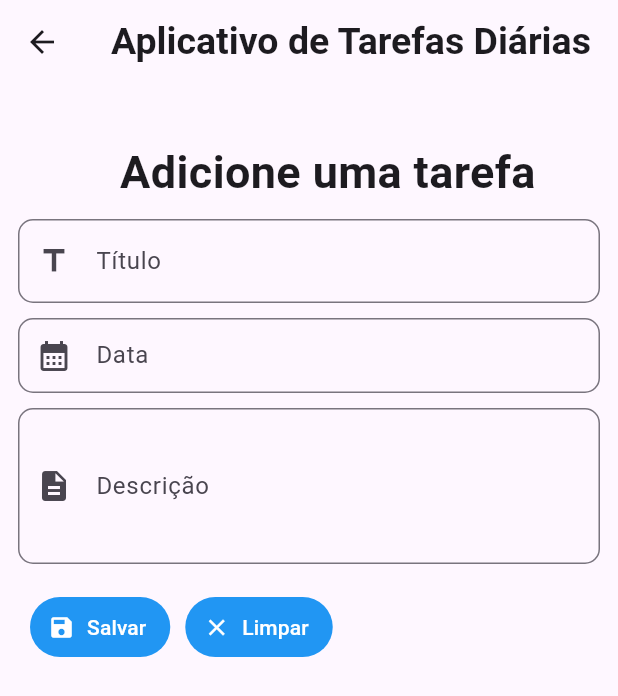
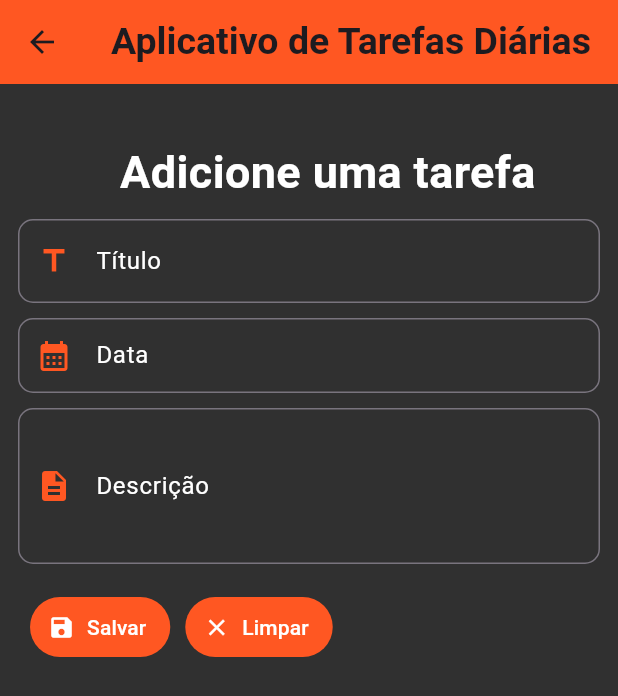
Before and after one commit to DanielNaiff/Aplicativo-de-Tarefas-Di-rias, a Flutter app: the screen it shows after launch, after a tap on the "add" icon, on a phone screen of 412 x 824 dp. Shown: the top 696 px of the screen. Run offline on Flutter 3.47's test engine with Material 3 defaults, Android fonts, the phone set to English and light mode, and no system bars; our stand-ins replace flutter_slidable.

Commit message:
melhorado as cores

```diff
--- a/aplicativo_de_tarefas_diarias/lib/main.dart
+++ b/aplicativo_de_tarefas_diarias/lib/main.dart
@@ -15,7 +15,7 @@
       debugShowCheckedModeBanner: false,
       title: 'Aplicativo de tarefas diarias',
       theme: ThemeData(
-        primarySwatch: Colors.blue,
+        primarySwatch: Colors.deepOrange,
       ),
       home: const Todos_screen(),
     );
--- a/aplicativo_de_tarefas_diarias/lib/screens/creating_todo_screen.dart
+++ b/aplicativo_de_tarefas_diarias/lib/screens/creating_todo_screen.dart
@@ -12,15 +12,21 @@ class _Creating_todo_screenState extends State<Creating_todo_screen> {
   TextEditingController descricao = TextEditingController();
   TextEditingController titulo = TextEditingController();
   TextEditingController data = TextEditingController();
+
   @override
   Widget build(BuildContext context) {
     return Scaffold(
       appBar: AppBar(
+        backgroundColor: Colors.deepOrange, // Cor do AppBar
         title: const Center(
-            child: Text('Aplicativo de Tarefas Diárias',
-                style: TextStyle(fontSize: 25, fontWeight: FontWeight.bold))),
+          child: Text(
+            'Aplicativo de Tarefas Diárias',
+            style: TextStyle(fontSize: 25, fontWeight: FontWeight.bold),
           ),
-      body: Padding(
+        ),
+      ),
+      body: Container(
+        color: Colors.grey[850], // Fundo cinza escuro
         padding: const EdgeInsets.all(12.0),
         child: Column(
           children: [
@@ -28,7 +34,10 @@ class _Creating_todo_screenState extends State<Creating_todo_screen> {
               padding: EdgeInsets.only(left: 25, top: 25),
               child: Text(
                 "Adicione uma tarefa",
-                style: TextStyle(fontSize: 30, fontWeight: FontWeight.bold),
+                style: TextStyle(
+                    fontSize: 30,
+                    fontWeight: FontWeight.bold,
+                    color: Colors.white), // Texto em branco
               ),
             ),
             const SizedBox(height: 10),
@@ -37,29 +46,43 @@ class _Creating_todo_screenState extends State<Creating_todo_screen> {
               decoration: InputDecoration(
                 hintText: 'Digite o título',
                 labelText: 'Título',
-                  prefixIcon: const Icon(Icons.title),
+                labelStyle:
+                    const TextStyle(color: Colors.white), // Cor do label
+                hintStyle:
+                    const TextStyle(color: Colors.white70), // Cor do hint
+                prefixIcon: const Icon(Icons.title,
+                    color: Colors.deepOrange), // Cor do ícone
                 border: OutlineInputBorder(
-                      borderRadius: BorderRadius.circular(10))),
+                  borderRadius: BorderRadius.circular(10),
+                  borderSide:
+                      BorderSide(color: Colors.deepOrange), // Borda do campo
                 ),
-            const SizedBox(
-              height: 10,
               ),
+            ),
+            const SizedBox(height: 10),
             TextFormField(
               controller: data,
               decoration: InputDecoration(
                 constraints: BoxConstraints(maxHeight: 50),
                 hintText: 'Escolha uma data',
                 labelText: 'Data',
-                  prefixIcon: const Icon(Icons.calendar_month),
+                labelStyle: const TextStyle(color: Colors.white),
+                hintStyle: const TextStyle(color: Colors.white70),
+                prefixIcon:
+                    const Icon(Icons.calendar_month, color: Colors.deepOrange),
                 border: OutlineInputBorder(
-                      borderRadius: BorderRadius.circular(10))),
+                  borderRadius: BorderRadius.circular(10),
+                  borderSide: BorderSide(color: Colors.deepOrange),
+                ),
+              ),
               readOnly: true,
               onTap: () async {
                 DateTime? pickedDate = await showDatePicker(
                   context: context,
                   initialDate: DateTime.now(),
                   firstDate: DateTime.now(),
-                    lastDate: DateTime(DateTime.now().year + 1));
+                  lastDate: DateTime(DateTime.now().year + 1),
+                );
                 if (pickedDate != null) {
                   String formatedDate =
                       DateFormat('yyyy-MM-dd').format(pickedDate);
@@ -67,15 +90,12 @@ class _Creating_todo_screenState extends State<Creating_todo_screen> {
                     data.text = formatedDate;
                   });
                 } else {
-                  if (mounted) {}
                   ScaffoldMessenger.of(context).showSnackBar(
                       const SnackBar(content: Text('Data não selecionada!')));
                 }
               },
             ),
-            const SizedBox(
-              height: 10,
-            ),
+            const SizedBox(height: 10),
             TextFormField(
               controller: descricao,
               maxLines: 3,
@@ -83,15 +103,17 @@ class _Creating_todo_screenState extends State<Creating_todo_screen> {
                 constraints: const BoxConstraints(maxHeight: 150),
                 hintText: 'Digite uma descrição',
                 labelText: 'Descrição',
-                prefixIcon: const Icon(Icons.description),
+                labelStyle: const TextStyle(color: Colors.white),
+                hintStyle: const TextStyle(color: Colors.white70),
+                prefixIcon:
+                    const Icon(Icons.description, color: Colors.deepOrange),
                 border: OutlineInputBorder(
                   borderRadius: BorderRadius.circular(10),
+                  borderSide: BorderSide(color: Colors.deepOrange),
                 ),
               ),
             ),
-            const SizedBox(
-              height: 10,
-            ),
+            const SizedBox(height: 10),
             Padding(
               padding: const EdgeInsets.all(8.0),
               child: Row(
@@ -99,7 +121,9 @@ class _Creating_todo_screenState extends State<Creating_todo_screen> {
                 children: [
                   TextButton.icon(
                     style: const ButtonStyle(
-                        backgroundColor: WidgetStatePropertyAll(Colors.blue)),
+                      backgroundColor:
+                          MaterialStatePropertyAll(Colors.deepOrange),
+                    ),
                     onPressed: () {
                       Navigator.pop(context);
                     },
@@ -109,21 +133,18 @@ class _Creating_todo_screenState extends State<Creating_todo_screen> {
                       style: TextStyle(color: Colors.white),
                     ),
                   ),
-                  const SizedBox(
-                    width: 10,
-                  ),
+                  const SizedBox(width: 10),
                   TextButton.icon(
                     style: const ButtonStyle(
-                        backgroundColor: WidgetStatePropertyAll(Colors.blue)),
+                      backgroundColor:
+                          MaterialStatePropertyAll(Colors.deepOrange),
+                    ),
                     onPressed: () {
                       titulo.clear();
                       data.clear();
                       descricao.clear();
                     },
-                    icon: const Icon(
-                      Icons.clear,
-                      color: Colors.white,
-                    ),
+                    icon: const Icon(Icons.clear, color: Colors.white),
                     label: const Text(
                       'Limpar',
                       style: TextStyle(color: Colors.white),
--- a/aplicativo_de_tarefas_diarias/lib/screens/todos_screen.dart
+++ b/aplicativo_de_tarefas_diarias/lib/screens/todos_screen.dart
@@ -14,11 +14,17 @@ class _Todos_screenState extends State<Todos_screen> {
   Widget build(BuildContext context) {
     return Scaffold(
       appBar: AppBar(
+        backgroundColor: Colors.deepOrange, // Cor do AppBar
         title: const Center(
-            child: Text('Aplicativo de Tarefas Diárias',
-                style: TextStyle(fontSize: 25, fontWeight: FontWeight.bold))),
+          child: Text(
+            'Aplicativo de Tarefas Diárias',
+            style: TextStyle(fontSize: 25, fontWeight: FontWeight.bold),
           ),
-      body: Column(
+        ),
+      ),
+      body: Container(
+        color: Colors.grey[850], // Fundo cinza escuro
+        child: Column(
           children: [
             const Padding(
               padding: EdgeInsets.only(left: 15),
@@ -27,14 +33,15 @@ class _Todos_screenState extends State<Todos_screen> {
                 children: [
                   Text(
                     'Lista de tarefas',
-                  style: TextStyle(fontSize: 28, fontWeight: FontWeight.w600),
+                    style: TextStyle(
+                        fontSize: 28,
+                        fontWeight: FontWeight.w600,
+                        color: Colors.white), // Texto em branco
                   ),
                 ],
               ),
             ),
-          const SizedBox(
-            height: 10,
-          ),
+            const SizedBox(height: 10),
             Padding(
               padding: const EdgeInsets.only(left: 10, right: 10),
               child: Column(
@@ -54,24 +61,26 @@ class _Todos_screenState extends State<Todos_screen> {
                             SlidableAction(
                               onPressed: null,
                               backgroundColor: Colors.white,
-                              foregroundColor: Colors.blue,
+                              foregroundColor:
+                                  Colors.deepOrange, // Cor do ícone
                               icon: Icons.delete,
                               label: 'Deletar',
                             )
-                          ]),
+                          ],
+                        ),
                         endActionPane:
                             ActionPane(motion: const ScrollMotion(), children: [
                           SlidableAction(
                             onPressed: (context) {},
                             backgroundColor: Colors.white,
-                          foregroundColor: Colors.blue,
+                            foregroundColor: Colors.deepOrange, // Cor do ícone
                             icon: Icons.edit,
                             label: 'Editar',
                           )
                         ]),
                         child: Card(
                           elevation: 10,
-                        color: Colors.blue,
+                          color: Colors.grey[800], // Fundo do card
                           margin: EdgeInsets.all(5),
                           child: Container(
                             height: 50,
@@ -85,12 +94,15 @@ class _Todos_screenState extends State<Todos_screen> {
                                       style: TextStyle(
                                           fontSize: 20,
                                           fontWeight: FontWeight.w500,
-                                        color: Colors.white),
+                                          color:
+                                              Colors.white), // Texto em branco
                                     ),
                                     Text(
                                       'Teste',
                                       style: TextStyle(
-                                        fontSize: 20, color: Colors.white),
+                                          fontSize: 20,
+                                          color:
+                                              Colors.white), // Texto em branco
                                     ),
                                   ],
                                 ),
@@ -101,12 +113,15 @@ class _Todos_screenState extends State<Todos_screen> {
                                       style: TextStyle(
                                           fontSize: 20,
                                           fontWeight: FontWeight.w500,
-                                        color: Colors.white),
+                                          color:
+                                              Colors.white), // Texto em branco
                                     ),
                                     Text(
                                       'Teste',
                                       style: TextStyle(
-                                        fontSize: 20, color: Colors.white),
+                                          fontSize: 20,
+                                          color:
+                                              Colors.white), // Texto em branco
                                     ),
                                   ],
                                 ),
@@ -122,17 +137,17 @@ class _Todos_screenState extends State<Todos_screen> {
             )
           ],
         ),
+      ),
       floatingActionButton: FloatingActionButton(
         onPressed: () {
           Navigator.push(
             context,
             MaterialPageRoute(
                 builder: (context) => const Creating_todo_screen()),
-          ).then((_) {
-            // Aqui você pode atualizar sua lista de tarefas se necessário
-          });
+          ).then((_) {});
         },
-        child: const Icon(Icons.add),
+        backgroundColor: Colors.deepOrange,
+        child: const Icon(Icons.add, color: Colors.white),
       ),
     );
   }
```
Lines whose indentation alone changed are shown as unchanged.
